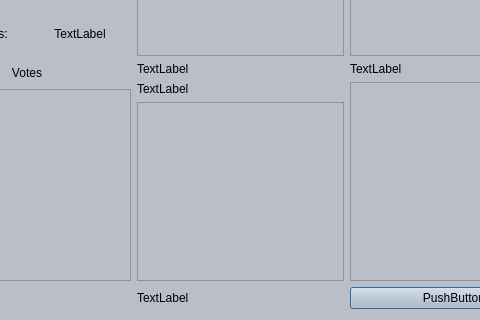
geaney91/E-CountApp, file countdialog.ui: the form before one commit; both pictures show x 88 to 568 and y 160 to 480 of the 657 by 480 pixel window.
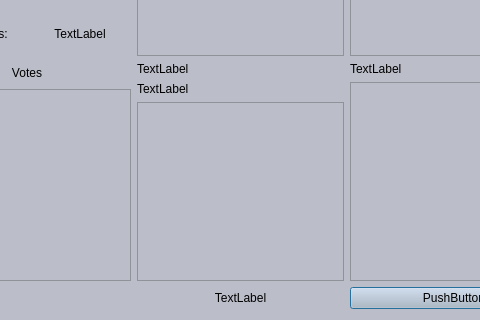
The form after the commit.

```diff
--- a/countdialog.ui
+++ b/countdialog.ui
@@ -262,6 +262,9 @@
        <property name="text">
         <string>TextLabel</string>
        </property>
+       <property name="alignment">
+        <set>Qt::AlignCenter</set>
+       </property>
       </widget>
      </item>
      <item row="2" column="2">
```
